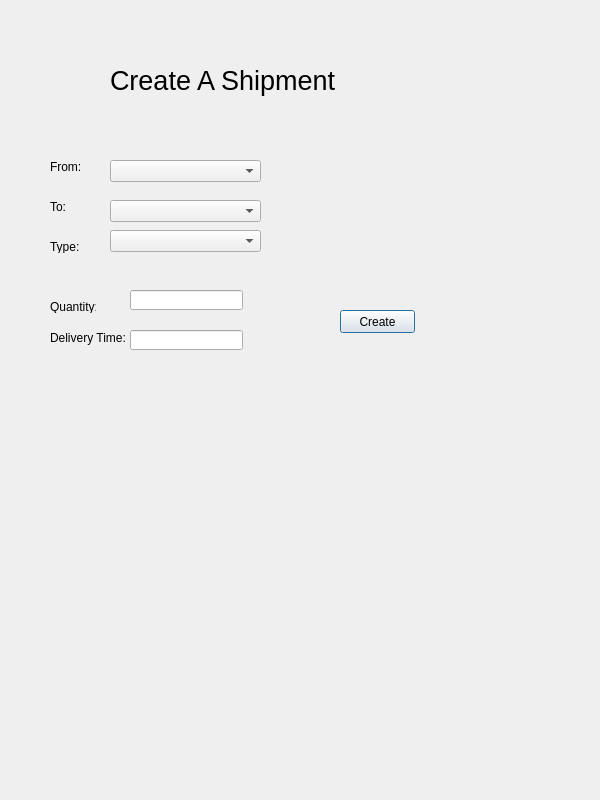
First picture: the form in OmegaSquaddApplication/createshipmentswindow.ui, repository paulina7m/COMP3004OmegaSquad, before the edit.
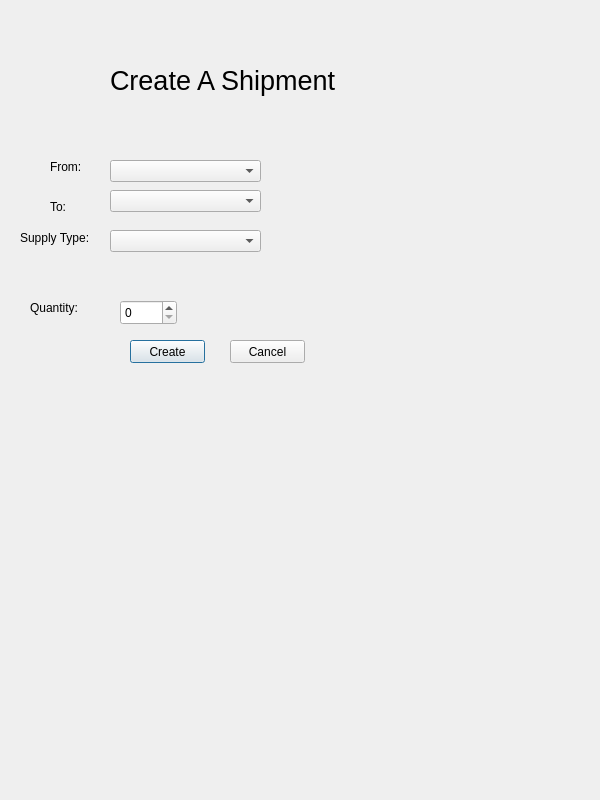
Second picture: the form after the edit.

Diff of the .ui file:
```diff
--- a/OmegaSquaddApplication/createshipmentswindow.ui
+++ b/OmegaSquaddApplication/createshipmentswindow.ui
@@ -60,14 +60,14 @@
   <widget class="QLabel" name="label_4">
    <property name="geometry">
     <rect>
-     <x>50</x>
-     <y>240</y>
-     <width>46</width>
-     <height>13</height>
+     <x>20</x>
+     <y>230</y>
+     <width>81</width>
+     <height>16</height>
     </rect>
    </property>
    <property name="text">
-    <string>Type:</string>
+    <string>Supply Type:</string>
    </property>
   </widget>
   <widget class="QComboBox" name="comboBox">
@@ -84,7 +84,7 @@
    <property name="geometry">
     <rect>
      <x>110</x>
-     <y>200</y>
+     <y>190</y>
      <width>151</width>
      <height>22</height>
     </rect>
@@ -103,54 +103,21 @@
   <widget class="QLabel" name="label_5">
    <property name="geometry">
     <rect>
-     <x>50</x>
+     <x>30</x>
      <y>300</y>
-     <width>46</width>
-     <height>13</height>
+     <width>61</width>
+     <height>16</height>
     </rect>
    </property>
    <property name="text">
     <string>Quantity:</string>
    </property>
   </widget>
-  <widget class="QLabel" name="label_6">
-   <property name="geometry">
-    <rect>
-     <x>50</x>
-     <y>330</y>
-     <width>81</width>
-     <height>16</height>
-    </rect>
-   </property>
-   <property name="text">
-    <string>Delivery Time:</string>
-   </property>
-  </widget>
-  <widget class="QLineEdit" name="lineEdit">
-   <property name="geometry">
-    <rect>
-     <x>130</x>
-     <y>290</y>
-     <width>113</width>
-     <height>20</height>
-    </rect>
-   </property>
-  </widget>
-  <widget class="QLineEdit" name="lineEdit_2">
-   <property name="geometry">
-    <rect>
-     <x>130</x>
-     <y>330</y>
-     <width>113</width>
-     <height>20</height>
-    </rect>
-   </property>
-  </widget>
   <widget class="QPushButton" name="pushButton">
    <property name="geometry">
     <rect>
-     <x>340</x>
-     <y>310</y>
+     <x>130</x>
+     <y>340</y>
      <width>75</width>
      <height>23</height>
     </rect>
@@ -159,6 +126,29 @@
     <string>Create</string>
    </property>
   </widget>
+  <widget class="QPushButton" name="pushButton_2">
+   <property name="geometry">
+    <rect>
+     <x>230</x>
+     <y>340</y>
+     <width>75</width>
+     <height>23</height>
+    </rect>
+   </property>
+   <property name="text">
+    <string>Cancel</string>
+   </property>
+  </widget>
+  <widget class="QSpinBox" name="spinBox">
+   <property name="geometry">
+    <rect>
+     <x>120</x>
+     <y>300</y>
+     <width>57</width>
+     <height>25</height>
+    </rect>
+   </property>
+  </widget>
  </widget>
  <resources/>
  <connections/>
```
Left out of the diff: 39 changed lines with no effect on the pictures.
